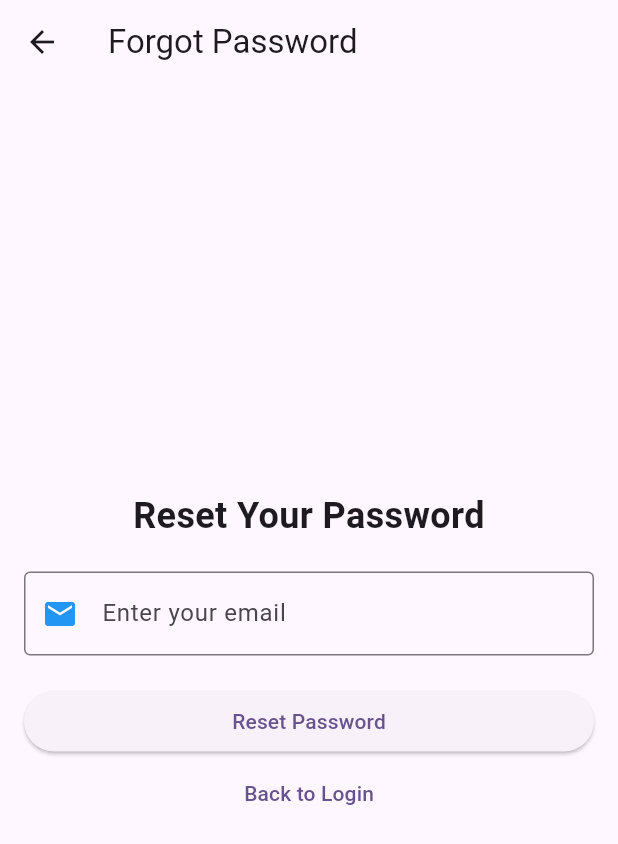
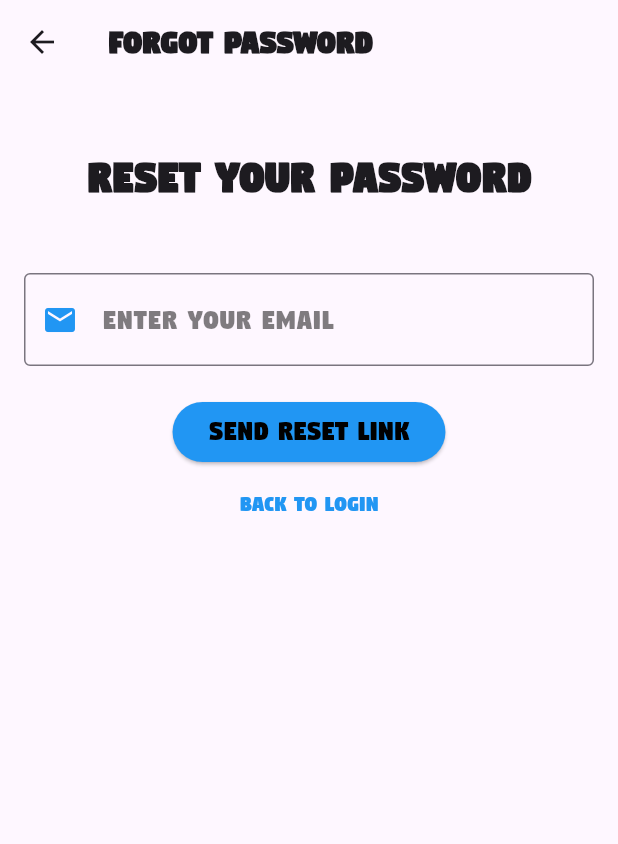
Before and after one commit to 1Shibam/inkflow-Doodle-Drawing-App-, a Flutter app: the screen it shows after launch, after a tap on "Forgot Password?", on a phone screen of 412 x 824 dp. Shown: the top 844 px of the screen. Run offline on Flutter 3.47's test engine with Material 3 defaults, Android fonts, the phone set to English and light mode, and no system bars; our stand-ins replace firebase_auth, firebase_core, flutter_svg, flutter_svg_provider, get and 1 more; missing offline and left inert: dart:ffi; accounts and stored records are empty.

Commit message:
will continue tomorrow

```diff
--- a/lib/forgot_password.dart
+++ b/lib/forgot_password.dart
@@ -7,26 +7,44 @@ class ForgotPasswordPage extends StatelessWidget {
   Widget build(BuildContext context) {
     return Scaffold(
       appBar: AppBar(
-        title: Text("Forgot Password"),
+        title: Text(
+          "Forgot Password",
+          style: TextStyle(
+              fontFamily: 'Digital', fontWeight: FontWeight.bold, fontSize: 24),
+        ),
       ),
       body: Padding(
-        padding: const EdgeInsets.all(16.0),
+        padding: const EdgeInsets.all(16.0).copyWith(top: 40),
         child: Column(
-          mainAxisAlignment: MainAxisAlignment.center,
-          crossAxisAlignment: CrossAxisAlignment.stretch,
+          mainAxisAlignment: MainAxisAlignment.start,
+          crossAxisAlignment: CrossAxisAlignment.center,
           children: [
             Text(
               "Reset Your Password",
-              style: TextStyle(fontSize: 24, fontWeight: FontWeight.bold),
+              style: TextStyle(
+                  fontFamily: 'Digital',
+                  fontSize: 32,
+                  fontWeight: FontWeight.bold),
               textAlign: TextAlign.center,
             ),
-            SizedBox(height: 20),
+            SizedBox(height: 40),
 
-            // Email TextField
             TextField(
+              style: TextStyle(
+                  fontFamily: 'Digital',
+                  fontSize: 20,
+                  color: Colors.black.withOpacity(1)),
               decoration: InputDecoration(
                 labelText: "Enter your email",
+                labelStyle: TextStyle(
+                    fontFamily: 'Digital',
+                    fontSize: 20,
+                    color: Colors.black.withOpacity(0.5)),
                 hintText: "e.g. example@domain.com",
+                hintStyle: TextStyle(
+                    fontFamily: 'Digital',
+                    fontSize: 20,
+                    color: Colors.black.withOpacity(0.5)),
                 border: OutlineInputBorder(),
                 prefixIcon: Icon(
                   Icons.email,
@@ -39,21 +57,30 @@ class ForgotPasswordPage extends StatelessWidget {
 
             // Reset Password Button
             ElevatedButton(
-              onPressed: () {
-                // Handle the reset password action
-                // You could navigate back or show a success message here
-              },
-              child: Text("Reset Password"),
+              style: ButtonStyle(
+                  backgroundColor: WidgetStatePropertyAll(Colors.blue)),
+              onPressed: () {},
+              child: Text(
+                "Send Reset Link",
+                style: TextStyle(
+                    fontFamily: 'Digital',
+                    fontSize: 20,
+                    color: Colors.black.withOpacity(1)),
+              ),
             ),
 
             // Back to Login link
             TextButton(
               onPressed: () {
-                // Handle back to login action
-                Navigator.pop(
-                    context); // For demonstration; navigate back to previous page
+                Navigator.pop(context); //
               },
-              child: Text("Back to Login"),
+              child: Text(
+                "Back to Login",
+                style: TextStyle(
+                    fontFamily: 'Digital',
+                    fontSize: 16,
+                    color: Colors.blue.withOpacity(1)),
+              ),
             ),
           ],
         ),
--- a/lib/login.dart
+++ b/lib/login.dart
@@ -210,7 +210,7 @@ class _LoginState extends State<Login> {
                                       ),
                                     ),
                                     SizedBox(
-                                      width: 76,
+                                      width: 100,
                                     ),
                                     GestureDetector(
                                       onTap: () {
--- a/lib/signup_page.dart
+++ b/lib/signup_page.dart
@@ -39,6 +39,8 @@ class SignupPage extends StatelessWidget {
                     fontFamily: 'Digital',
                     fontSize: 20,
                     color: Colors.black.withOpacity(0.5)),
+                hintText: 'e.g. Pookie..',
+                hintStyle: TextStyle(color: Colors.black.withOpacity(0.5)),
                 border: OutlineInputBorder(),
                 prefixIcon: Icon(
                   Icons.person,
@@ -76,6 +78,8 @@ class SignupPage extends StatelessWidget {
                     fontFamily: 'Digital',
                     fontSize: 20,
                     color: Colors.black.withOpacity(0.5)),
+                hintText: 'e.g. pookierbear@example.com',
+                hintStyle: TextStyle(color: Colors.black.withOpacity(0.5)),
                 border: OutlineInputBorder(),
                 prefixIcon: Icon(
                   Icons.email,
```
Also changed, not shown: lib/loader.dart (added, +41 -0 lines).
